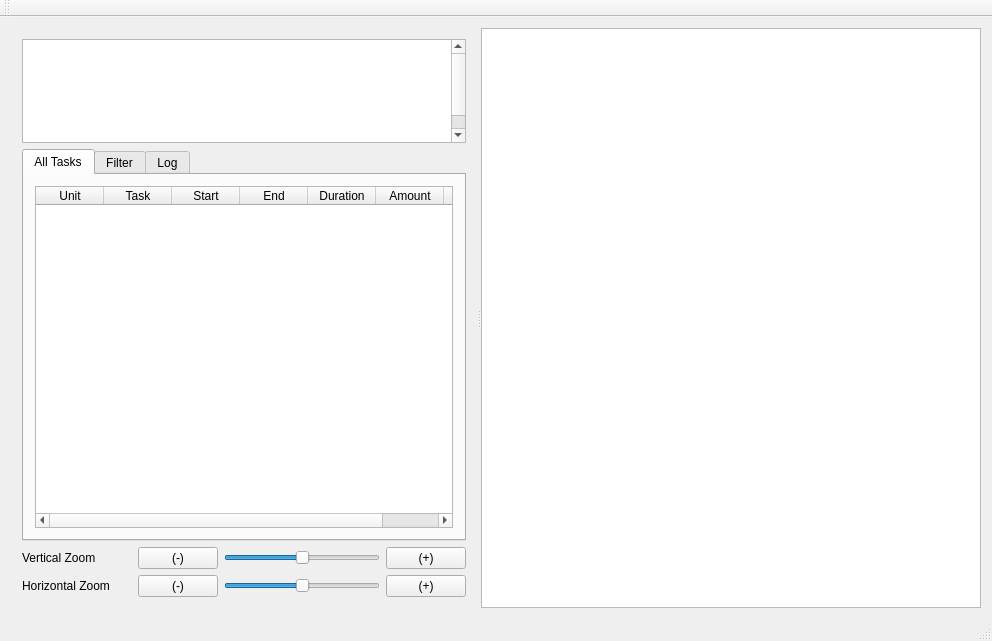
First picture: the form in mainwindow.ui, repository reddream/Gantt, before the edit.
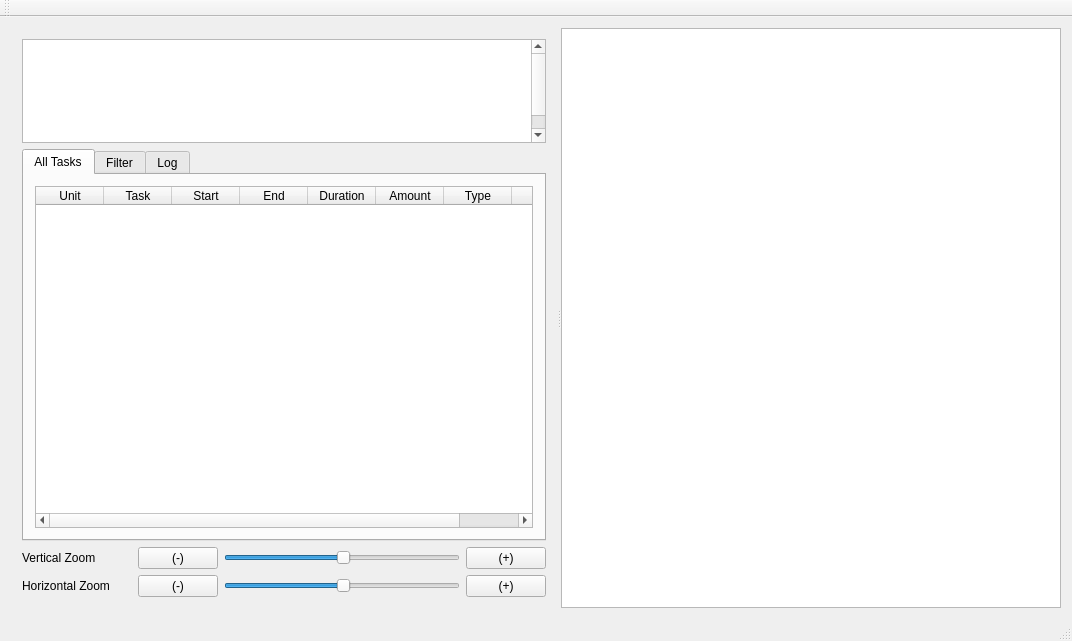
Second picture: the form after the edit. The open tabs and pages were chosen to show the change.

The edit to the form file:
```diff
--- a/mainwindow.ui
+++ b/mainwindow.ui
@@ -6,7 +6,7 @@
    <rect>
     <x>0</x>
     <y>0</y>
-    <width>992</width>
+    <width>1072</width>
     <height>641</height>
    </rect>
   </property>
@@ -100,7 +100,7 @@
                <number>0</number>
               </property>
               <property name="columnCount">
-               <number>7</number>
+               <number>8</number>
               </property>
               <attribute name="horizontalHeaderDefaultSectionSize">
                <number>68</number>
@@ -141,6 +141,11 @@
                 <string>Amount</string>
                </property>
               </column>
+              <column>
+               <property name="text">
+                <string>Type</string>
+               </property>
+              </column>
               <column>
                <property name="text">
                 <string>Index</string>
```
Left out of the diff: 4 changed lines with no effect on the pictures.
